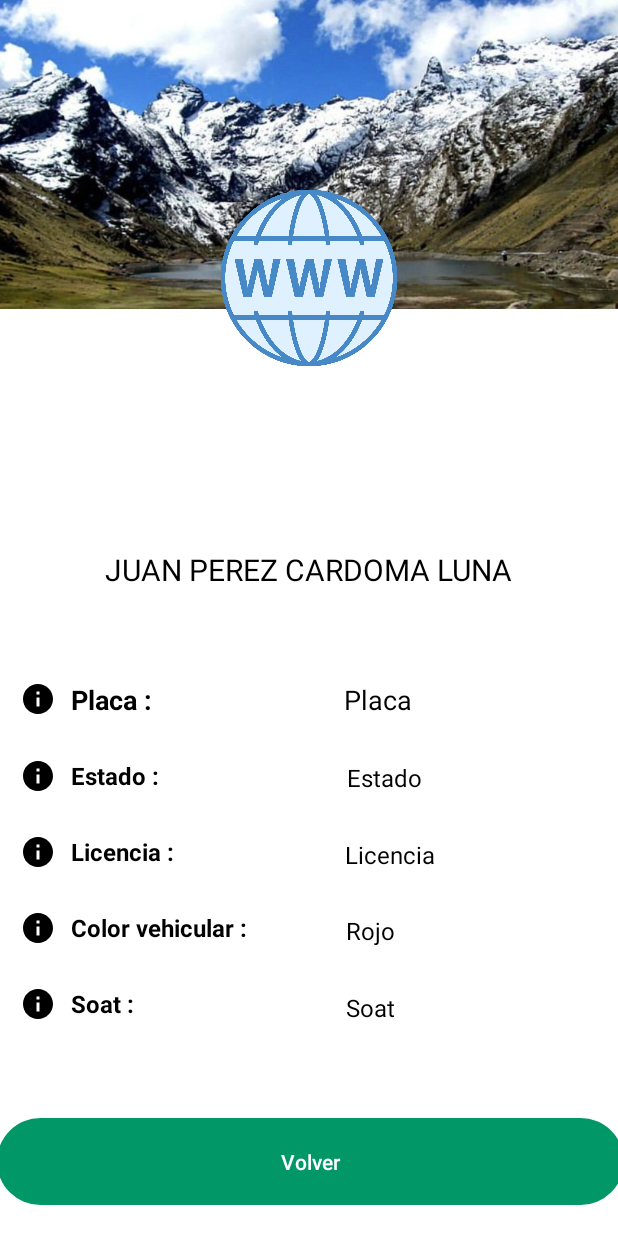
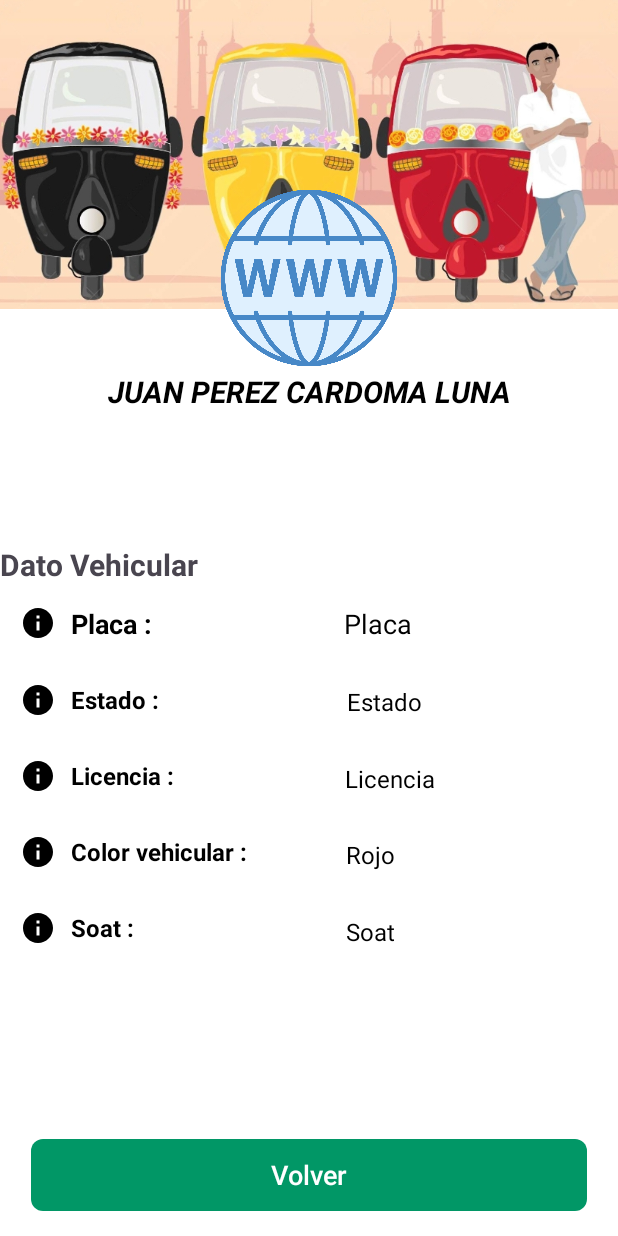
Before and after one commit to JoelVc09/AppControlMoto, an Android app: the InformacionConductor screen opened directly, with no data from a screen before it, on a phone screen of 412 x 824 dp. Run offline under Robolectric (Android 15) with nearby library versions, the phone set to English and light mode, and no system bars; our stand-ins replace Firebase (no records; nobody signed in at launch, a user with empty details on screens opened directly), Picasso; pictures from the network do not load.

Commit message:
Se modificó el back y el front scaner conductor.

```diff
--- a/app/src/main/java/com/example/appcontrolmoto/Menu.kt
+++ b/app/src/main/java/com/example/appcontrolmoto/Menu.kt
@@ -34,7 +34,7 @@ class Menu : AppCompatActivity() {
 
         ViewCompat.setOnApplyWindowInsetsListener(findViewById(R.id.main)) { v, insets ->
             val systemBars = insets.getInsets(WindowInsetsCompat.Type.systemBars())
-            v.setPadding(systemBars.left, systemBars.top, systemBars.right, 0)
+            v.setPadding(0, systemBars.top, 0, 0)
             insets
         }
 
--- a/app/src/main/res/layout/activity_informacion_conductor.xml
+++ b/app/src/main/res/layout/activity_informacion_conductor.xml
@@ -19,21 +19,22 @@
         app:layout_constraintHorizontal_bias="1.0"
         app:layout_constraintStart_toStartOf="parent"
         app:layout_constraintTop_toTopOf="parent"
-        app:srcCompat="@drawable/fondoconductores" />
+        app:srcCompat="@drawable/fondoConductormoto" />
 
     <TextView
         android:id="@+id/txtName"
         android:layout_width="wrap_content"
         android:layout_height="wrap_content"
-        android:layout_marginTop="160dp"
         android:text="JUAN PEREZ CARDOMA LUNA"
         android:textColor="@color/black"
         android:textSize="20sp"
+        android:textStyle="bold|italic"
         app:layout_constraintEnd_toEndOf="parent"
         app:layout_constraintStart_toStartOf="parent"
-        app:layout_constraintTop_toBottomOf="@+id/imageView6" />
+        app:layout_constraintTop_toTopOf="@+id/guideline14" />
 
     <LinearLayout
+        android:id="@+id/linearLayout2"
         android:layout_width="match_parent"
         android:layout_height="wrap_content"
         android:orientation="horizontal"
@@ -211,6 +212,7 @@
         android:layout_height="wrap_content"
         android:orientation="horizontal"
         app:layout_constraintGuide_percent="0.150" />
+
     <androidx.constraintlayout.widget.Guideline
         android:id="@+id/guideline14"
         android:layout_width="wrap_content"
@@ -220,13 +222,15 @@
 
     <Button
         android:id="@+id/btnregresarcoduct"
-        android:layout_width="418dp"
-        android:layout_height="66dp"
+        android:layout_width="0dp"
+        android:layout_height="wrap_content"
         android:text="Volver"
+        android:textSize="18dp"
         android:textColor="@color/white"
+        android:background="@drawable/button_gradient"
         app:layout_constraintBottom_toTopOf="@+id/guideline13"
-        app:layout_constraintEnd_toEndOf="parent"
-        app:layout_constraintStart_toStartOf="parent" />
+        app:layout_constraintEnd_toStartOf="@+id/guideline18"
+        app:layout_constraintStart_toStartOf="@+id/guideline17" />
 
     <androidx.constraintlayout.widget.Guideline
         android:id="@+id/guideline13"
@@ -245,5 +249,31 @@
         app:layout_constraintTop_toTopOf="@+id/guideline12"
         app:srcCompat="@drawable/www" />
 
+    <androidx.constraintlayout.widget.Guideline
+        android:id="@+id/guideline17"
+        android:layout_width="wrap_content"
+        android:layout_height="wrap_content"
+        android:orientation="vertical"
+        app:layout_constraintGuide_percent="0.05" />
+
+    <androidx.constraintlayout.widget.Guideline
+        android:id="@+id/guideline18"
+        android:layout_width="wrap_content"
+        android:layout_height="wrap_content"
+        android:orientation="vertical"
+        app:layout_constraintGuide_percent="0.95" />
+
+    <TextView
+        android:id="@+id/textView"
+        android:layout_width="wrap_content"
+        android:layout_height="wrap_content"
+        android:text="Dato Vehicular "
+        android:textSize="20dp"
+        android:textStyle="bold"
+        app:layout_constraintBottom_toTopOf="@+id/linearLayout2"
+        app:layout_constraintEnd_toEndOf="parent"
+        app:layout_constraintHorizontal_bias="0.0"
+        app:layout_constraintStart_toStartOf="parent" />
+
 
 </androidx.constraintlayout.widget.ConstraintLayout>
--- a/app/src/main/res/layout/activity_lector_qr.xml
+++ b/app/src/main/res/layout/activity_lector_qr.xml
@@ -5,6 +5,7 @@
     xmlns:tools="http://schemas.android.com/tools"
     android:layout_width="match_parent"
     android:id="@+id/main"
+    android:background="@color/white"
     android:layout_height="match_parent"
     tools:context=".LectorQr">
 
@@ -32,6 +33,7 @@
             android:id="@+id/btnperfil"
             android:layout_width="wrap_content"
             android:layout_height="wrap_content"
+            android:textColor="@color/white"
             android:layout_marginTop="50dp"
             android:text="Ver Perfil" />
 
@@ -57,6 +59,6 @@
         android:src="@drawable/baseline_qr"
         android:tintMode="multiply"
         app:layout_anchor="@id/bottomApp"
-        app:tint="@color/black" />
+        app:tint="@color/white" />
 
 </androidx.coordinatorlayout.widget.CoordinatorLayout>
```
Also changed, not shown: app/src/main/java/com/example/appcontrolmoto/LectorQr.kt (+56 -13 lines), app/src/main/res/drawable/fondoConductormoto.png (added).
